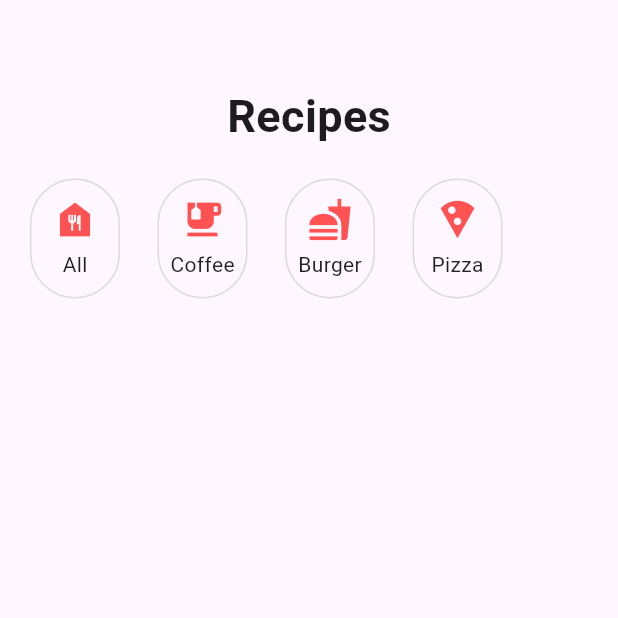
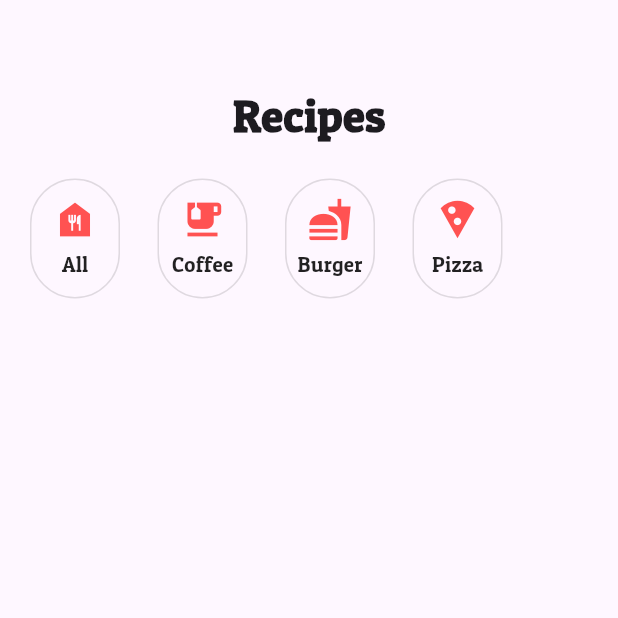
Before and after one commit to Gyudong-Kim/Recipe_App, a Flutter app: the screen it shows after launch, on a phone screen of 412 x 824 dp, the top half of it. Run offline on Flutter 3.47's test engine with Material 3 defaults, Android fonts, the phone set to English and light mode, and no system bars.

Commit message:
[Chore] Apply Font (#5)

```diff
--- a/lib/main.dart
+++ b/lib/main.dart
@@ -10,9 +10,12 @@ class MyApp extends StatelessWidget {
 
   @override
   Widget build(BuildContext context) {
-    return const MaterialApp(
+    return MaterialApp(
       title: 'Recipe App',
-      home: RecipePage(),
+      theme: ThemeData(
+        fontFamily: "PatuaOne",
+      ),
+      home: const RecipePage(),
     );
   }
 }
```
